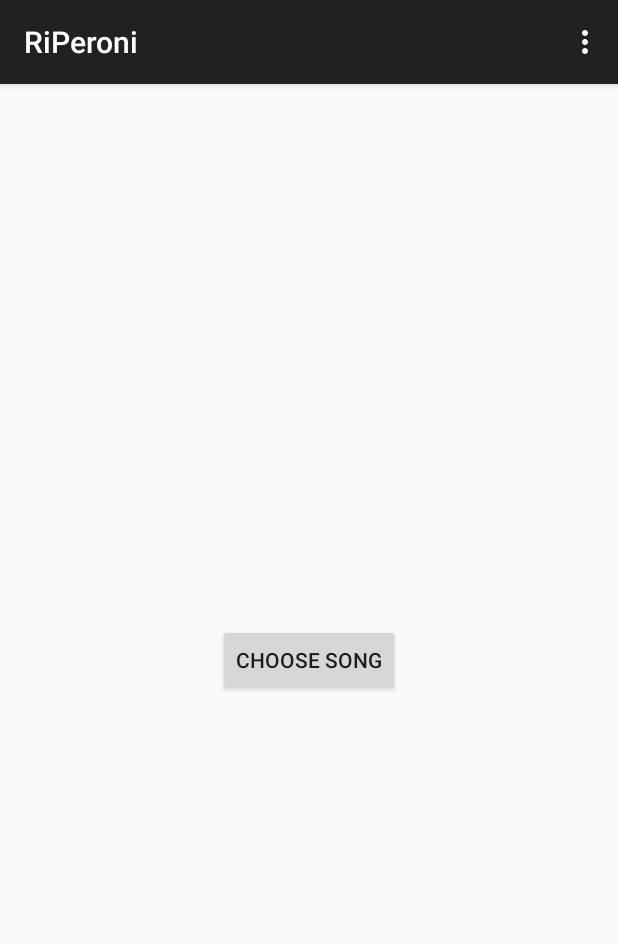
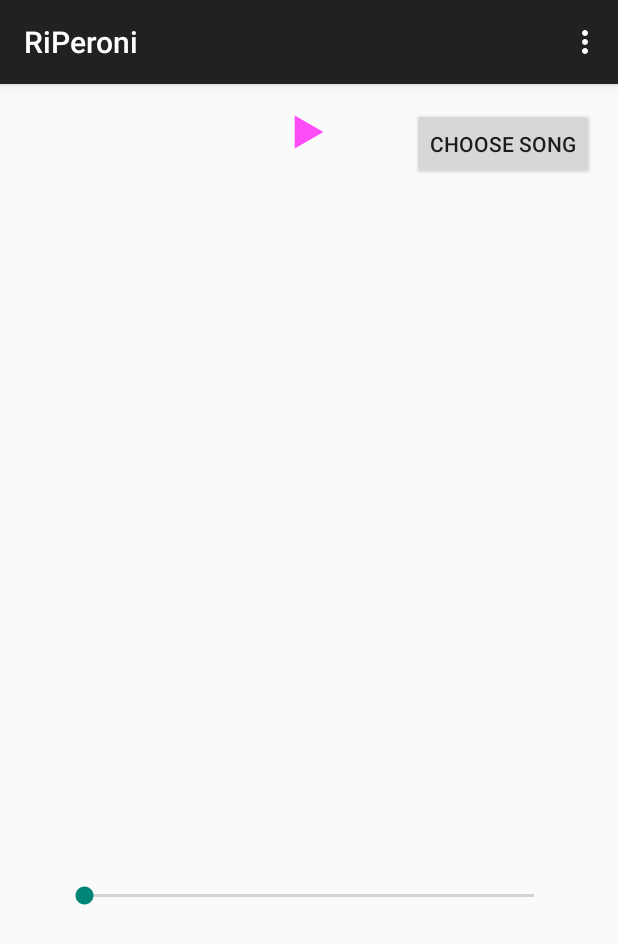
Before and after one commit to GranDShrimp/RiPeroni, an Android app: the screen it shows after launch (MainActivity), on a phone screen of 412 x 824 dp. Shown: the top 944 px of the screen. Run offline under Robolectric (Android 15) with nearby library versions, the phone set to English and light mode, and no system bars; 2 statements that could not run were skipped.

Commit message:
added play and tempo seekbar

```diff
--- a/app/src/main/res/layout/fragment_main.xml
+++ b/app/src/main/res/layout/fragment_main.xml
@@ -4,14 +4,45 @@
     android:paddingRight="@dimen/activity_horizontal_margin"
     android:paddingTop="@dimen/activity_vertical_margin"
     android:paddingBottom="@dimen/activity_vertical_margin"
-    tools:context=".MainActivity$PlaceholderFragment">
+    tools:context=".MainActivity$PlaceholderFragment"
+    android:clickable="true"
+    android:focusable="true"
+    android:focusableInTouchMode="true">
 
     <Button
         android:layout_width="wrap_content"
         android:layout_height="wrap_content"
         android:text="Choose song"
-        android:id="@+id/button"
-        android:layout_centerVertical="true"
+        android:id="@+id/ChooseSong_Button"
+        android:layout_alignParentTop="true"
+        android:layout_alignParentRight="true"
+        android:layout_alignParentEnd="true"
+        android:focusable="true"
+        android:focusableInTouchMode="true"
+        android:clickable="true"
+        android:enabled="true" />
+
+    <ImageButton
+        android:layout_width="wrap_content"
+        android:layout_height="wrap_content"
+        android:id="@+id/play_ImageButton"
+        android:clickable="true"
+        android:onClick="playButtonSwitch"
+        android:background="@drawable/play_button"
+        android:layout_below="@+id/play_ImageButton"
         android:layout_centerHorizontal="true" />
 
+    <SeekBar
+        android:layout_width="wrap_content"
+        android:layout_height="wrap_content"
+        android:id="@+id/tempo_SeekBar"
+        android:layout_marginBottom="202dp"
+        android:minWidth="300dp"
+        android:layout_alignParentBottom="true"
+        android:layout_centerHorizontal="true"
+        android:clickable="true"
+        android:focusableInTouchMode="true"
+        android:focusable="true" />
+
+
 </RelativeLayout>
```
Also changed, not shown: app/src/main/pause_button-web.png (added), app/src/main/res/drawable-hdpi/pause_button.png (added), app/src/main/res/drawable-hdpi/play_button.png (added), app/src/main/res/drawable-mdpi/pause_button.png (added), app/src/main/res/drawable-mdpi/play_button.png (added), app/src/main/res/drawable-xhdpi/pause_button.png (added), app/src/main/res/drawable-xhdpi/play_button.png (added), app/src/main/res/drawable-xxhdpi/pause_button.png (added), app/src/main/res/drawable-xxhdpi/play_button.png (added), 4 other files.
